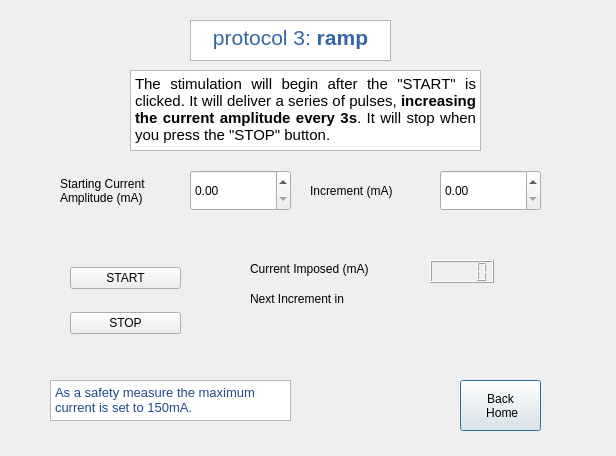
Above: _Stimulation/stimulation_GUI/protocol3.ui from annasparapani/MScThesis_tSCS before the change. Below: the same form after it.
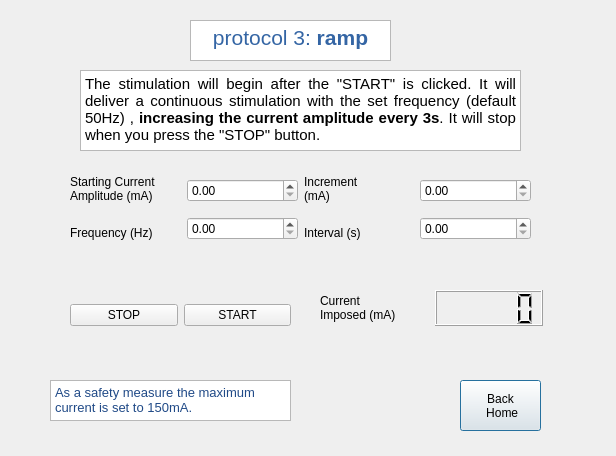
That is the form after the change.

Commit message:
Added stimulation code for all protocols
- added stimulation code in stimulation thread for all protocols
- added some more interactions in GUI

The edit to the form file:
```diff
--- a/_Stimulation/stimulation_GUI/protocol3.ui
+++ b/_Stimulation/stimulation_GUI/protocol3.ui
@@ -16,9 +16,9 @@
   <widget class="QTextBrowser" name="Text_Description">
    <property name="geometry">
     <rect>
-     <x>130</x>
+     <x>80</x>
      <y>70</y>
-     <width>351</width>
+     <width>441</width>
      <height>81</height>
     </rect>
    </property>
@@ -27,7 +27,7 @@
 &lt;html&gt;&lt;head&gt;&lt;meta name=&quot;qrichtext&quot; content=&quot;1&quot; /&gt;&lt;style type=&quot;text/css&quot;&gt;
 p, li { white-space: pre-wrap; }
 &lt;/style&gt;&lt;/head&gt;&lt;body style=&quot; font-family:'Ubuntu'; font-size:11pt; font-weight:400; font-style:normal;&quot;&gt;
-&lt;p align=&quot;justify&quot; style=&quot; margin-top:0px; margin-bottom:0px; margin-left:0px; margin-right:0px; -qt-block-indent:0; text-indent:0px;&quot;&gt;The stimulation will begin after the &amp;quot;START&amp;quot; is clicked. It will deliver a series of pulses, &lt;span style=&quot; font-weight:600;&quot;&gt;increasing the current amplitude every 3s&lt;/span&gt;. It will stop when you press the &amp;quot;STOP&amp;quot; button.&lt;/p&gt;&lt;/body&gt;&lt;/html&gt;</string>
+&lt;p align=&quot;justify&quot; style=&quot; margin-top:0px; margin-bottom:0px; margin-left:0px; margin-right:0px; -qt-block-indent:0; text-indent:0px;&quot;&gt;The stimulation will begin after the &amp;quot;START&amp;quot; is clicked. It will deliver a continuous stimulation with the set frequency (default 50Hz) , &lt;span style=&quot; font-weight:600;&quot;&gt;increasing the current amplitude every 3s&lt;/span&gt;. It will stop when you press the &amp;quot;STOP&amp;quot; button.&lt;/p&gt;&lt;/body&gt;&lt;/html&gt;</string>
    </property>
   </widget>
   <widget class="QTextBrowser" name="Text_Title">
@@ -47,16 +47,6 @@
 &lt;p align=&quot;center&quot; style=&quot; margin-top:0px; margin-bottom:0px; margin-left:0px; margin-right:0px; -qt-block-indent:0; text-indent:0px;&quot;&gt;&lt;span style=&quot; font-size:16pt; color:#3465a4;&quot;&gt;protocol 3:&lt;/span&gt;&lt;span style=&quot; font-size:16pt; font-weight:600; color:#3465a4;&quot;&gt; ramp&lt;/span&gt;&lt;/p&gt;&lt;/body&gt;&lt;/html&gt;</string>
    </property>
   </widget>
-  <widget class="QDoubleSpinBox" name="SpinBox_CurrentAmplitude">
-   <property name="geometry">
-    <rect>
-     <x>190</x>
-     <y>170</y>
-     <width>101</width>
-     <height>41</height>
-    </rect>
-   </property>
-  </widget>
   <widget class="QPushButton" name="Button_Home">
    <property name="geometry">
     <rect>
@@ -75,19 +65,12 @@
    <property name="geometry">
     <rect>
      <x>70</x>
-     <y>250</y>
-     <width>111</width>
-     <height>101</height>
+     <y>290</y>
+     <width>221</width>
+     <height>51</height>
     </rect>
    </property>
-   <layout class="QVBoxLayout" name="verticalLayout_2">
-    <item>
-     <widget class="QPushButton" name="Button_Start_2">
-      <property name="text">
-       <string>START</string>
-      </property>
-     </widget>
-    </item>
+   <layout class="QHBoxLayout" name="horizontalLayout_3">
     <item>
      <widget class="QPushButton" name="Button_Stop_2">
       <property name="text">
@@ -95,22 +78,15 @@
       </property>
      </widget>
     </item>
+    <item>
+     <widget class="QPushButton" name="Button_Start_2">
+      <property name="text">
+       <string>START</string>
+      </property>
+     </widget>
+    </item>
    </layout>
   </widget>
-  <widget class="QLabel" name="Label_CurrentAmplitude">
-   <property name="geometry">
-    <rect>
-     <x>60</x>
-     <y>170</y>
-     <width>121</width>
-     <height>41</height>
-    </rect>
-   </property>
-   <property name="text">
-    <string>Starting Current 
-Amplitude (mA)</string>
-   </property>
-  </widget>
   <widget class="QTextBrowser" name="Text_Note">
    <property name="geometry">
     <rect>
@@ -128,64 +104,98 @@
 &lt;p style=&quot; margin-top:0px; margin-bottom:0px; margin-left:0px; margin-right:0px; -qt-block-indent:0; text-indent:0px;&quot;&gt;&lt;span style=&quot; font-size:10pt; color:#204a87;&quot;&gt;As a safety measure the maximum current is set to 150mA.&lt;/span&gt;&lt;/p&gt;&lt;/body&gt;&lt;/html&gt;</string>
    </property>
   </widget>
-  <widget class="QDoubleSpinBox" name="SpinBox_CurrentIncrement">
+  <widget class="QWidget" name="">
    <property name="geometry">
     <rect>
-     <x>440</x>
-     <y>170</y>
-     <width>101</width>
-     <height>41</height>
-    </rect>
-   </property>
-  </widget>
-  <widget class="QLabel" name="Label_CurrentIncrement">
-   <property name="geometry">
-    <rect>
-     <x>310</x>
-     <y>170</y>
-     <width>121</width>
-     <height>41</height>
-    </rect>
-   </property>
-   <property name="text">
-    <string>Increment (mA)</string>
-   </property>
-  </widget>
-  <widget class="QLabel" name="label_currentImposed">
-   <property name="geometry">
-    <rect>
-     <x>250</x>
-     <y>260</y>
-     <width>161</width>
-     <height>17</height>
-    </rect>
-   </property>
-   <property name="text">
-    <string>Current Imposed (mA)</string>
-   </property>
-  </widget>
-  <widget class="QLabel" name="label_timeIncrement">
-   <property name="geometry">
-    <rect>
-     <x>250</x>
+     <x>320</x>
      <y>290</y>
-     <width>161</width>
-     <height>17</height>
+     <width>223</width>
+     <height>36</height>
     </rect>
    </property>
-   <property name="text">
-    <string>Next Increment in</string>
-   </property>
+   <layout class="QHBoxLayout" name="horizontalLayout_2">
+    <item>
+     <widget class="QLabel" name="label_currentImposed">
+      <property name="text">
+       <string>Current
+Imposed (mA)</string>
+      </property>
+     </widget>
+    </item>
+    <item>
+     <widget class="QLCDNumber" name="lcd_currentImposed"/>
+    </item>
+   </layout>
   </widget>
-  <widget class="QLCDNumber" name="lcd_currentImposed">
+  <widget class="QWidget" name="">
    <property name="geometry">
     <rect>
-     <x>430</x>
-     <y>260</y>
-     <width>64</width>
-     <height>23</height>
+     <x>70</x>
+     <y>170</y>
+     <width>461</width>
+     <height>81</height>
     </rect>
    </property>
+   <layout class="QHBoxLayout" name="horizontalLayout">
+    <item>
+     <layout class="QVBoxLayout" name="verticalLayout">
+      <item>
+       <widget class="QLabel" name="Label_CurrentAmplitude">
+        <property name="text">
+         <string>Starting Current 
+Amplitude (mA)</string>
+        </property>
+       </widget>
+      </item>
+      <item>
+       <widget class="QLabel" name="Label_Frequency">
+        <property name="text">
+         <string>Frequency (Hz)</string>
+        </property>
+       </widget>
+      </item>
+     </layout>
+    </item>
+    <item>
+     <layout class="QVBoxLayout" name="verticalLayout_2">
+      <item>
+       <widget class="QDoubleSpinBox" name="SpinBox_CurrentAmplitude"/>
+      </item>
+      <item>
+       <widget class="QDoubleSpinBox" name="SpinBox_Frequency"/>
+      </item>
+     </layout>
+    </item>
+    <item>
+     <layout class="QVBoxLayout" name="verticalLayout_3">
+      <item>
+       <widget class="QLabel" name="Label_CurrentIncrement">
+        <property name="text">
+         <string>Increment
+(mA)</string>
+        </property>
+       </widget>
+      </item>
+      <item>
+       <widget class="QLabel" name="Label_Interval">
+        <property name="text">
+         <string>Interval (s)</string>
+        </property>
+       </widget>
+      </item>
+     </layout>
+    </item>
+    <item>
+     <layout class="QVBoxLayout" name="verticalLayout_4">
+      <item>
+       <widget class="QDoubleSpinBox" name="SpinBox_CurrentIncrement"/>
+      </item>
+      <item>
+       <widget class="QDoubleSpinBox" name="SpinBox_Interval"/>
+      </item>
+     </layout>
+    </item>
+   </layout>
   </widget>
  </widget>
  <resources/>
```
The commit also changes 12 other files.
